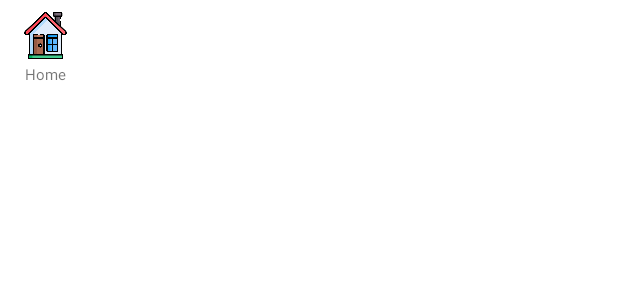
After one commit to charu1717/Emart, an Android app: the layout category_item.xml on its own in the app's theme, with its tools: preview values and no code run, on a phone screen of 412 x 824 dp. The commit adds this screen. Shown: the top 300 px of the screen. Run offline under Robolectric (Android 15) with nearby library versions, the phone set to English and light mode, and no system bars; Roboto replaces fonts that are not available here.

Commit message:
homefragment23

```diff
--- /dev/null
+++ b/Emart/app/src/main/res/layout/category_item.xml
@@ -0,0 +1,33 @@
+<?xml version="1.0" encoding="utf-8"?>
+<androidx.constraintlayout.widget.ConstraintLayout xmlns:android="http://schemas.android.com/apk/res/android"
+    xmlns:app="http://schemas.android.com/apk/res-auto"
+    xmlns:tools="http://schemas.android.com/tools"
+    android:layout_width="60dp"
+    android:layout_height="60dp">
+
+    <ImageView
+        android:id="@+id/category_icon"
+        android:layout_width="35dp"
+        android:layout_height="31dp"
+        android:layout_marginTop="8dp"
+        app:layout_constraintEnd_toEndOf="parent"
+        app:layout_constraintStart_toStartOf="parent"
+        app:layout_constraintTop_toTopOf="parent"
+        app:srcCompat="@drawable/home" />
+
+    <TextView
+        android:id="@+id/category_name"
+        android:layout_width="wrap_content"
+        android:layout_height="wrap_content"
+        android:layout_marginStart="4dp"
+        android:layout_marginTop="4dp"
+        android:layout_marginEnd="4dp"
+        android:layout_marginBottom="4dp"
+        android:text="Home"
+        android:textSize="10sp"
+        android:textAlignment="center"
+        app:layout_constraintBottom_toBottomOf="parent"
+        app:layout_constraintEnd_toEndOf="parent"
+        app:layout_constraintStart_toStartOf="parent"
+        app:layout_constraintTop_toBottomOf="@+id/category_icon" />
+</androidx.constraintlayout.widget.ConstraintLayout>
--- a/Emart/app/src/main/res/layout/content_home.xml
+++ b/Emart/app/src/main/res/layout/content_home.xml
@@ -1,5 +1,6 @@
 <?xml version="1.0" encoding="utf-8"?>
-<androidx.constraintlayout.widget.ConstraintLayout xmlns:android="http://schemas.android.com/apk/res/android"
+<FrameLayout xmlns:android="http://schemas.android.com/apk/res/android"
+    android:id="@+id/mainframelayout"
     xmlns:app="http://schemas.android.com/apk/res-auto"
     xmlns:tools="http://schemas.android.com/tools"
     android:layout_width="match_parent"
@@ -17,4 +18,4 @@
         app:layout_constraintRight_toRightOf="parent"
         app:layout_constraintTop_toTopOf="parent"
         app:navGraph="@navigation/mobile_navigation2" />
-</androidx.constraintlayout.widget.ConstraintLayout>
+</FrameLayout>
--- a/Emart/app/src/main/res/values/strings.xml
+++ b/Emart/app/src/main/res/values/strings.xml
@@ -26,5 +26,7 @@
     <string name="menu_home">Home</string>
     <string name="menu_gallery">Gallery</string>
     <string name="menu_slideshow">Slideshow</string>
+    <!-- TODO: Remove or change this placeholder text -->
+    <string name="hello_blank_fragment">Hello blank fragment</string>
 
 </resources>
```
Also changed, not shown: Emart/app/src/main/java/com/example/emart/Home_Activity.java (+13 -7 lines), Emart/app/src/main/java/com/example/emart/categoryadapter.java (added, +59 -0 lines), Emart/app/src/main/java/com/example/emart/categorymodel.java (added, +27 -0 lines), Emart/app/src/main/java/com/example/emart/homeFragment.java (added, +67 -0 lines), Emart/app/src/main/res/layout/app_bar_home.xml (+0 -9 lines), Emart/app/src/main/res/layout/fragment_home2.xml (added, +19 -0 lines), Emart/app/src/main/res/drawable-v24/furnitures.png (added), Emart/app/src/main/res/drawable-v24/gadgets.png (added), Emart/app/src/main/res/drawable-v24/home.png, Emart/app/src/main/res/drawable-v24/homedelivery.png (added), Emart/app/src/main/res/drawable-v24/products.png (added), Emart/app/src/main/res/drawable-v24/settings.png (added).
